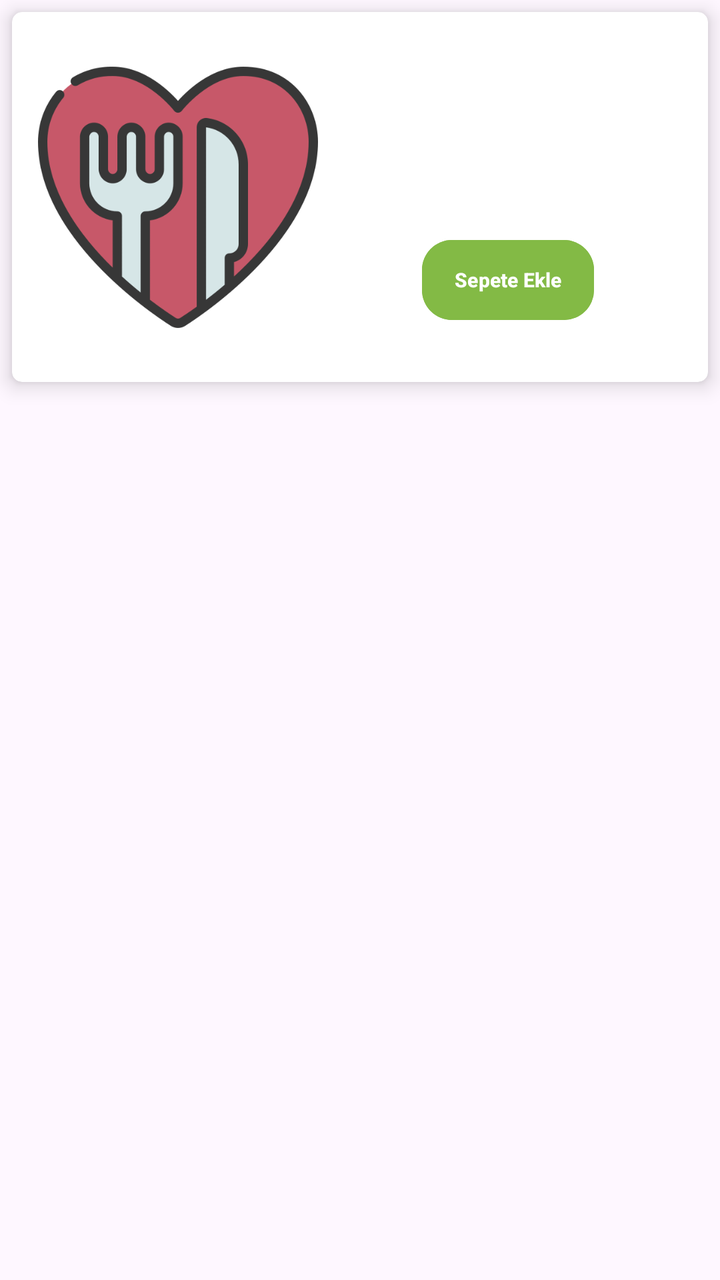
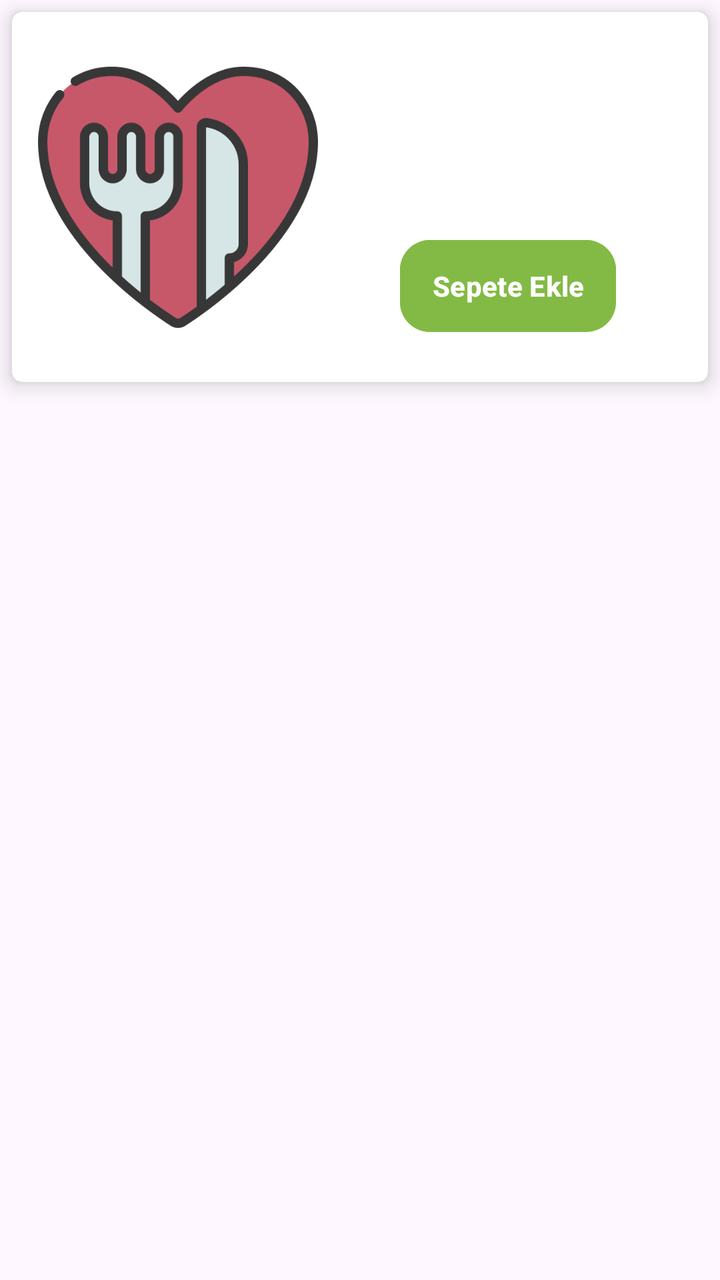

Two renders of the same Android screen: before a commit and after it. Below are the layout's source before the change and the commit's diff.
<!-- AndroidManifest.xml: application theme Theme.Yumico -->
<!-- res/layout/favori_card_design.xml -->
<?xml version="1.0" encoding="utf-8"?>
<layout xmlns:tools="http://schemas.android.com/tools"
    xmlns:android="http://schemas.android.com/apk/res/android"
    xmlns:app="http://schemas.android.com/apk/res-auto">

    <data>
        <variable
            name="favorilenenYemeklerObj"
            type="com.ecemm.yumico.data.entity.Yemekler" />
    </data>

    <LinearLayout
        android:layout_width="match_parent"
        android:layout_height="wrap_content"
        android:orientation="vertical">

        <androidx.cardview.widget.CardView
            android:id="@+id/cardViewFavoriler"
            android:layout_width="match_parent"
            android:layout_height="185dp"
            android:layout_margin="6dp"
            android:descendantFocusability="blocksDescendants"
            app:cardCornerRadius="5dp"
            app:cardElevation="6dp">

            <androidx.constraintlayout.widget.ConstraintLayout
                android:id="@+id/constraintLFavoriler"
                android:layout_width="match_parent"
                android:layout_height="match_parent"
                android:layout_margin="5dp"
                app:layout_constraintEnd_toEndOf="parent"
                app:layout_constraintHorizontal_bias="0.5"
                app:layout_constraintStart_toStartOf="parent">

                <Button
                    android:id="@+id/buttonSepetEkle"
                    android:layout_width="86dp"
                    android:layout_height="48dp"
                    android:layout_marginStart="16dp"
                    android:layout_marginEnd="16dp"
                    android:layout_marginBottom="22dp"
                    android:backgroundTint="#83BA45"
                    android:elevation="4dp"
                    android:paddingStart="16dp"
                    android:paddingTop="8dp"
                    android:paddingEnd="16dp"
                    android:paddingBottom="8dp"
                    android:text="Sepete Ekle"
                    android:textColor="@android:color/white"
                    android:textSize="10sp"
                    android:textStyle="bold"
                    app:cornerRadius="15dp"
                    app:layout_constraintBottom_toBottomOf="parent"
                    app:layout_constraintEnd_toEndOf="parent"
                    app:layout_constraintStart_toEndOf="@+id/imageViewFavYemekImage" />


                <ImageView
                    android:id="@+id/imageViewFavYemekImage"
                    android:layout_width="140dp"
                    android:layout_height="150dp"
                    android:layout_marginStart="8dp"
                    android:layout_marginTop="16dp"
                    android:layout_marginBottom="16dp"
                    android:clickable="true"
                    app:layout_constraintBottom_toBottomOf="parent"
                    app:layout_constraintStart_toStartOf="parent"
                    app:layout_constraintTop_toTopOf="parent"
                    app:srcCompat="@drawable/food_img" />

                <TextView
                    android:id="@+id/textViewFavYemekAdi"
                    android:layout_width="wrap_content"
                    android:layout_height="wrap_content"
                    android:layout_marginStart="24dp"
                    android:layout_marginTop="15dp"
                    android:layout_marginEnd="24dp"
                    android:text="@{favorilenenYemeklerObj.yemek_adi}"
                    android:textColor="@color/black"
                    android:textSize="20sp"
                    app:layout_constraintEnd_toEndOf="parent"
                    app:layout_constraintStart_toEndOf="@+id/imageViewFavYemekImage"
                    app:layout_constraintTop_toTopOf="parent" />

                <TextView
                    android:id="@+id/textViewFavYemekPrice"
                    android:layout_width="wrap_content"
                    android:layout_height="wrap_content"
                    android:layout_marginTop="52dp"
                    android:text='@{favorilenenYemeklerObj.yemek_fiyat+" ₺"}'
                    android:textColor="@color/black"
                    android:textSize="21sp"
                    android:textStyle="bold"
                    app:layout_constraintEnd_toEndOf="parent"
                    app:layout_constraintHorizontal_bias="0.5"
                    app:layout_constraintStart_toEndOf="@+id/imageViewFavYemekImage"
                    app:layout_constraintTop_toTopOf="parent" />


            </androidx.constraintlayout.widget.ConstraintLayout>
        </androidx.cardview.widget.CardView>
    </LinearLayout>
</layout>
<!-- resources referenced by this layout -->
<resources>
  <color name="black">#FF000000</color>
  <!-- drawable food_img: png bitmap (drawable, 32633 bytes) -->
  <style name="Theme.Yumico" parent="Base.Theme.Yumico" />
  <style name="Base.Theme.Yumico" parent="Theme.Material3.DayNight.NoActionBar">
          
          
      </style>
</resources>

<!-- the commit's change to res/layout/favori_card_design.xml (unified diff, before → after) -->
@@ -5,8 +5,8 @@
 
     <data>
         <variable
-            name="favorilenenYemeklerObj"
-            type="com.ecemm.yumico.data.entity.Yemekler" />
+            name="favoriYemekObj"
+            type="com.ecemm.yumico.data.entity.FavoriYemek" />
     </data>
 
     <LinearLayout
@@ -32,13 +32,14 @@
                 app:layout_constraintHorizontal_bias="0.5"
                 app:layout_constraintStart_toStartOf="parent">
 
+
                 <Button
                     android:id="@+id/buttonSepetEkle"
-                    android:layout_width="86dp"
-                    android:layout_height="48dp"
+                    android:layout_width="wrap_content"
+                    android:layout_height="54dp"
                     android:layout_marginStart="16dp"
                     android:layout_marginEnd="16dp"
-                    android:layout_marginBottom="22dp"
+                    android:layout_marginBottom="16dp"
                     android:backgroundTint="#83BA45"
                     android:elevation="4dp"
                     android:paddingStart="16dp"
@@ -46,14 +47,14 @@
                     android:paddingEnd="16dp"
                     android:paddingBottom="8dp"
                     android:text="Sepete Ekle"
+                    android:textAlignment="center"
                     android:textColor="@android:color/white"
-                    android:textSize="10sp"
+                    android:textSize="14sp"
                     android:textStyle="bold"
                     app:cornerRadius="15dp"
                     app:layout_constraintBottom_toBottomOf="parent"
                     app:layout_constraintEnd_toEndOf="parent"
                     app:layout_constraintStart_toEndOf="@+id/imageViewFavYemekImage" />
-
 
                 <ImageView
                     android:id="@+id/imageViewFavYemekImage"
@@ -75,7 +76,7 @@
                     android:layout_marginStart="24dp"
                     android:layout_marginTop="15dp"
                     android:layout_marginEnd="24dp"
-                    android:text="@{favorilenenYemeklerObj.yemek_adi}"
+                    android:text="@{favoriYemekObj.yemek_adi}"
                     android:textColor="@color/black"
                     android:textSize="20sp"
                     app:layout_constraintEnd_toEndOf="parent"
@@ -87,7 +88,7 @@
                     android:layout_width="wrap_content"
                     android:layout_height="wrap_content"
                     android:layout_marginTop="52dp"
-                    android:text='@{favorilenenYemeklerObj.yemek_fiyat+" ₺"}'
+                    android:text='@{favoriYemekObj.yemek_fiyat+" ₺"}'
                     android:textColor="@color/black"
                     android:textSize="21sp"
                     android:textStyle="bold"
